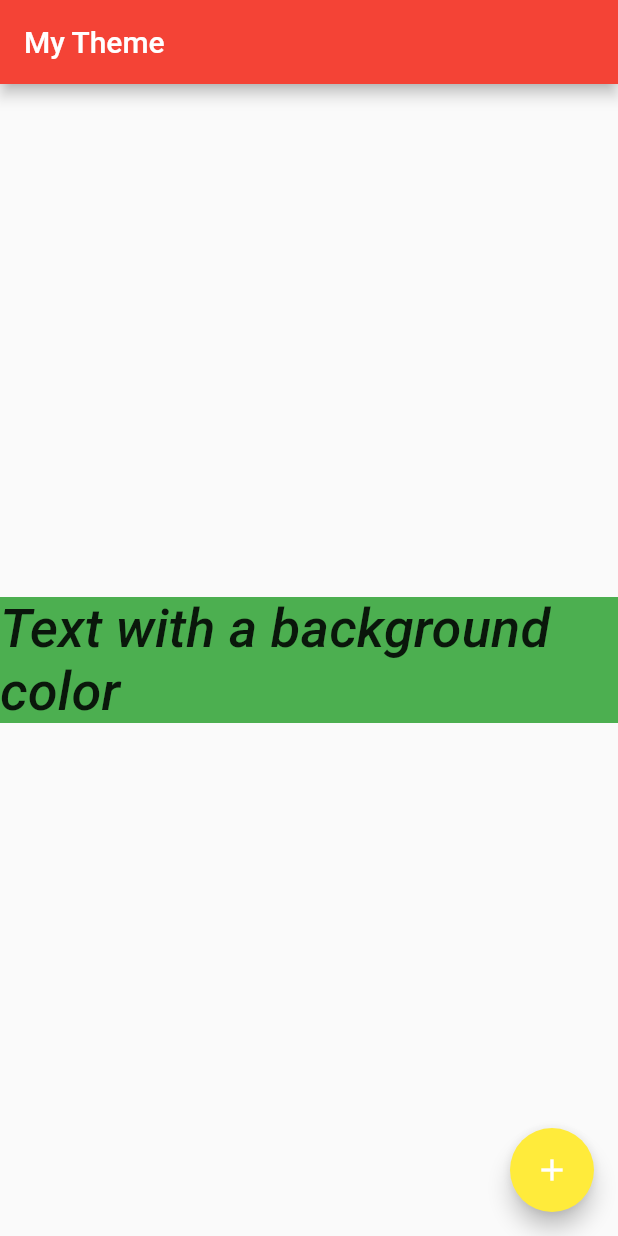
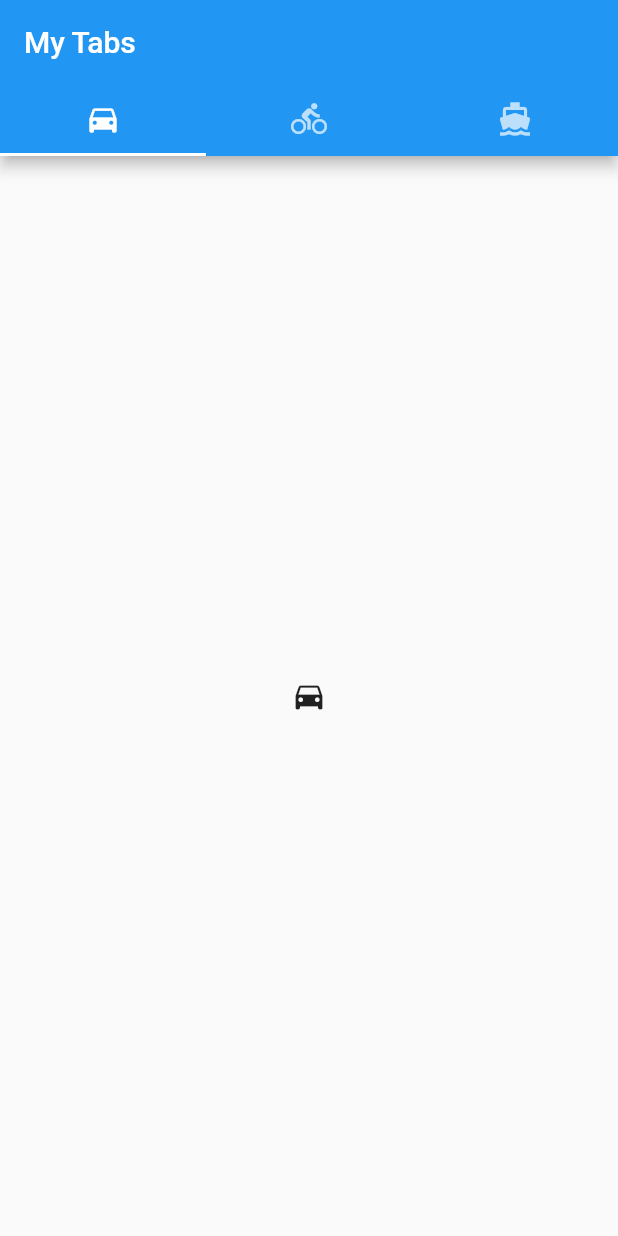
Before and after one commit to life2smile/flutter_learn, a Flutter app: the screen it shows after launch, on a phone screen of 412 x 824 dp. Run offline on Flutter 3.47's test engine with Material 2 defaults, Android fonts, the phone set to English and light mode, and no system bars.

Commit message:
feat: add Tab demo

```diff
--- a/lib/main.dart
+++ b/lib/main.dart
@@ -3,6 +3,7 @@ import 'package:flutter_app_learn/animation/FadeInAndOut.dart';
 import 'package:flutter_app_learn/drawer/CustomDrawer.dart';
 import 'package:flutter_app_learn/orientation/OrientationDemo.dart';
 import 'package:flutter_app_learn/snackBar/CustomSnackBar.dart';
+import 'package:flutter_app_learn/tabs/MyTab.dart';
 import 'package:flutter_app_learn/theme/MyTheme.dart';
 
 void main(){
@@ -13,4 +14,5 @@ void main(){
   runApp(CustomSnackBar());
   runApp(OrientationDemo());
   runApp(MyTheme());
+  runApp(MyTab());
 }
--- /dev/null
+++ b/lib/tabs/MyTab.dart
@@ -0,0 +1,26 @@
+import 'package:flutter/material.dart';
+import 'package:flutter/widgets.dart';
+
+class MyTab extends StatelessWidget {
+  @override
+  Widget build(BuildContext context) {
+    return MaterialApp(
+      home: DefaultTabController(length: 3,
+          child: Scaffold(
+            appBar: AppBar(
+              bottom: TabBar(tabs: [
+                Tab(icon: Icon(Icons.directions_car)),
+                Tab(icon: Icon(Icons.directions_bike)),
+                Tab(icon: Icon(Icons.directions_boat)),
+              ]),
+              title: Text("My Tabs"),
+            ),
+            body: TabBarView(children: [
+              Icon(Icons.directions_car),
+              Icon(Icons.directions_bike),
+              Icon(Icons.directions_boat)
+            ]),
+          )),
+    );
+  }
+}
```
